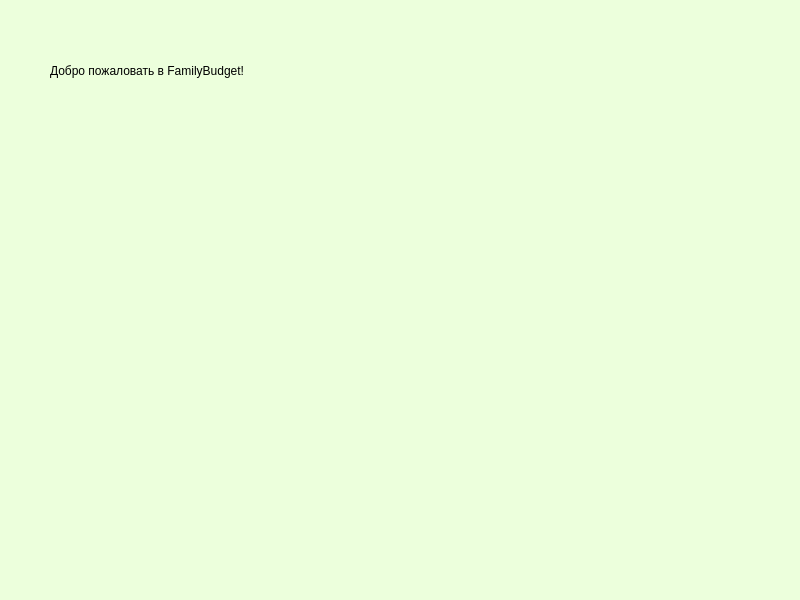
First picture: the form in ui/mainwindow.ui, repository KseniaG8/Family_budget, before the edit.
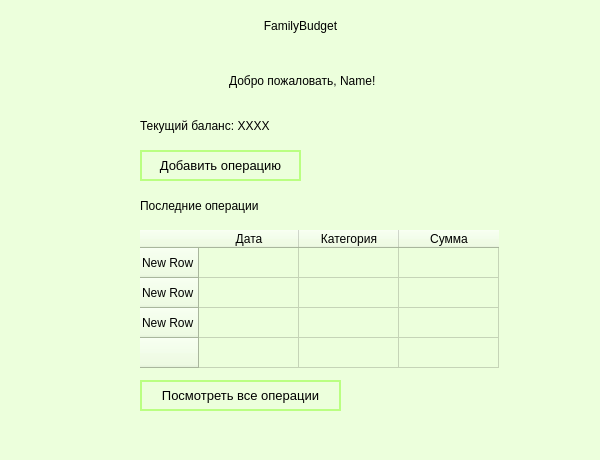
Second picture: the form after the edit.

Commit message: Доделана регистрация, сделано mainwindow.ui

Diff of the .ui file:
```diff
--- a/ui/mainwindow.ui
+++ b/ui/mainwindow.ui
@@ -6,8 +6,8 @@
    <rect>
     <x>0</x>
     <y>0</y>
-    <width>800</width>
-    <height>600</height>
+    <width>600</width>
+    <height>460</height>
    </rect>
   </property>
   <property name="windowTitle">
@@ -18,24 +18,223 @@
 border-radius: 20px;</string>
   </property>
   <widget class="QWidget" name="centralwidget">
-   <widget class="QLabel" name="label">
+   <widget class="QFrame" name="frame">
     <property name="geometry">
      <rect>
-      <x>50</x>
-      <y>10</y>
-      <width>691</width>
-      <height>121</height>
+      <x>0</x>
+      <y>-20</y>
+      <width>600</width>
+      <height>460</height>
      </rect>
     </property>
-    <property name="styleSheet">
-     <string notr="true">alignment: center;
+    <property name="frameShape">
+     <enum>QFrame::StyledPanel</enum>
+    </property>
+    <property name="frameShadow">
+     <enum>QFrame::Raised</enum>
+    </property>
+    <widget class="QLabel" name="label">
+     <property name="geometry">
+      <rect>
+       <x>0</x>
+       <y>20</y>
+       <width>601</width>
+       <height>51</height>
+      </rect>
+     </property>
+     <property name="styleSheet">
+      <string notr="true">alignment: center;
 background-color: transparent;
 color: black;                   
 font: bold 25pt 'Segoe UI';</string>
-    </property>
-    <property name="text">
-     <string>Добро пожаловать в FamilyBudget!</string>
-    </property>
+     </property>
+     <property name="text">
+      <string>FamilyBudget</string>
+     </property>
+     <property name="alignment">
+      <set>Qt::AlignCenter</set>
+     </property>
+    </widget>
+    <widget class="QLabel" name="label_2">
+     <property name="geometry">
+      <rect>
+       <x>0</x>
+       <y>70</y>
+       <width>601</width>
+       <height>61</height>
+      </rect>
+     </property>
+     <property name="styleSheet">
+      <string notr="true">font: 18pt &quot;Sans Serif&quot;;</string>
+     </property>
+     <property name="text">
+      <string> Добро пожаловать, Name!</string>
+     </property>
+     <property name="alignment">
+      <set>Qt::AlignCenter</set>
+     </property>
+    </widget>
+    <widget class="QLabel" name="label_3">
+     <property name="geometry">
+      <rect>
+       <x>140</x>
+       <y>130</y>
+       <width>241</width>
+       <height>31</height>
+      </rect>
+     </property>
+     <property name="styleSheet">
+      <string notr="true">font: 12pt &quot;Sans Serif&quot;;</string>
+     </property>
+     <property name="text">
+      <string>Текущий баланс: XXXX</string>
+     </property>
+    </widget>
+    <widget class="QPushButton" name="pushButton">
+     <property name="geometry">
+      <rect>
+       <x>140</x>
+       <y>170</y>
+       <width>161</width>
+       <height>31</height>
+      </rect>
+     </property>
+     <property name="maximumSize">
+      <size>
+       <width>16777215</width>
+       <height>16777215</height>
+      </size>
+     </property>
+     <property name="styleSheet">
+      <string notr="true">QPushButton {
+	border-radius: 20px;
+    padding: 2px 5px;
+    font-size: 10pt;
+	icon: none
+}
+QPushButton {
+    background-color: transparent;
+    border: 2px solid #BAFF82;
+    color: black;
+}
+QPushButton:hover {
+    background-color: #48A000;
+	color: white;
+	border: none;
+}</string>
+     </property>
+     <property name="text">
+      <string>Добавить операцию</string>
+     </property>
+    </widget>
+    <widget class="QLabel" name="label_4">
+     <property name="geometry">
+      <rect>
+       <x>140</x>
+       <y>210</y>
+       <width>241</width>
+       <height>31</height>
+      </rect>
+     </property>
+     <property name="styleSheet">
+      <string notr="true">font: 12pt &quot;Sans Serif&quot;;</string>
+     </property>
+     <property name="text">
+      <string>Последние операции</string>
+     </property>
+    </widget>
+    <widget class="QTableWidget" name="tableWidget">
+     <property name="geometry">
+      <rect>
+       <x>140</x>
+       <y>250</y>
+       <width>371</width>
+       <height>141</height>
+      </rect>
+     </property>
+     <property name="styleSheet">
+      <string notr="true">QTableWidget {
+    font: 10pt 'Segoe UI';
+}
+
+QTableWidget::item {
+    padding: 8px;
+}
+</string>
+     </property>
+     <row>
+      <property name="text">
+       <string>New Row</string>
+      </property>
+     </row>
+     <row>
+      <property name="text">
+       <string>New Row</string>
+      </property>
+     </row>
+     <row>
+      <property name="text">
+       <string>New Row</string>
+      </property>
+     </row>
+     <row>
+      <property name="text">
+       <string/>
+      </property>
+     </row>
+     <column>
+      <property name="text">
+       <string>Дата</string>
+      </property>
+     </column>
+     <column>
+      <property name="text">
+       <string>Категория</string>
+      </property>
+     </column>
+     <column>
+      <property name="text">
+       <string>Сумма</string>
+      </property>
+     </column>
+    </widget>
+    <widget class="QPushButton" name="pushButton_2">
+     <property name="geometry">
+      <rect>
+       <x>140</x>
+       <y>400</y>
+       <width>201</width>
+       <height>31</height>
+      </rect>
+     </property>
+     <property name="maximumSize">
+      <size>
+       <width>16777215</width>
+       <height>16777215</height>
+      </size>
+     </property>
+     <property name="styleSheet">
+      <string notr="true">QPushButton {
+	border-radius: 20px;
+    padding: 2px 5px;
+    font-size: 10pt;
+	icon: none
+}
+QPushButton {
+    background-color: transparent;
+    border: 2px solid #BAFF82;
+    color: black;
+}
+QPushButton:hover {
+    background-color: #48A000;
+	color: white;
+	border: none;
+}</string>
+     </property>
+     <property name="text">
+      <string>Посмотреть все операции</string>
+     </property>
+    </widget>
    </widget>
   </widget>
   <widget class="QMenuBar" name="menubar">
```
Left out of the diff: 2 changed lines with no effect on the pictures. The commit also changes 5 other files.
